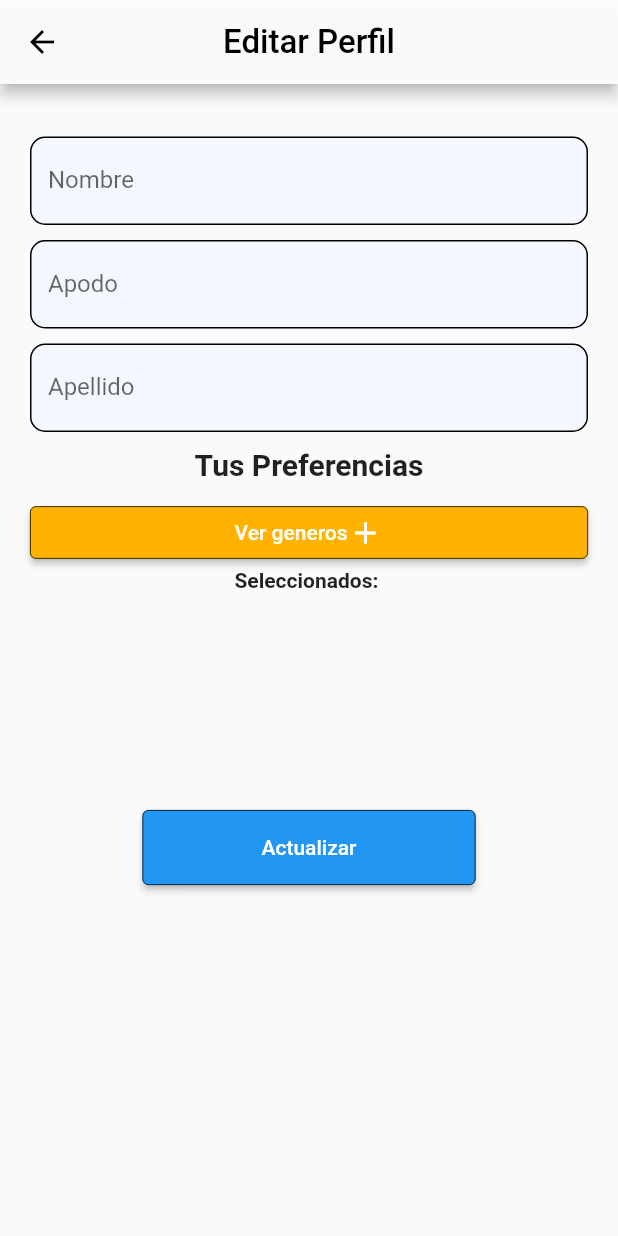
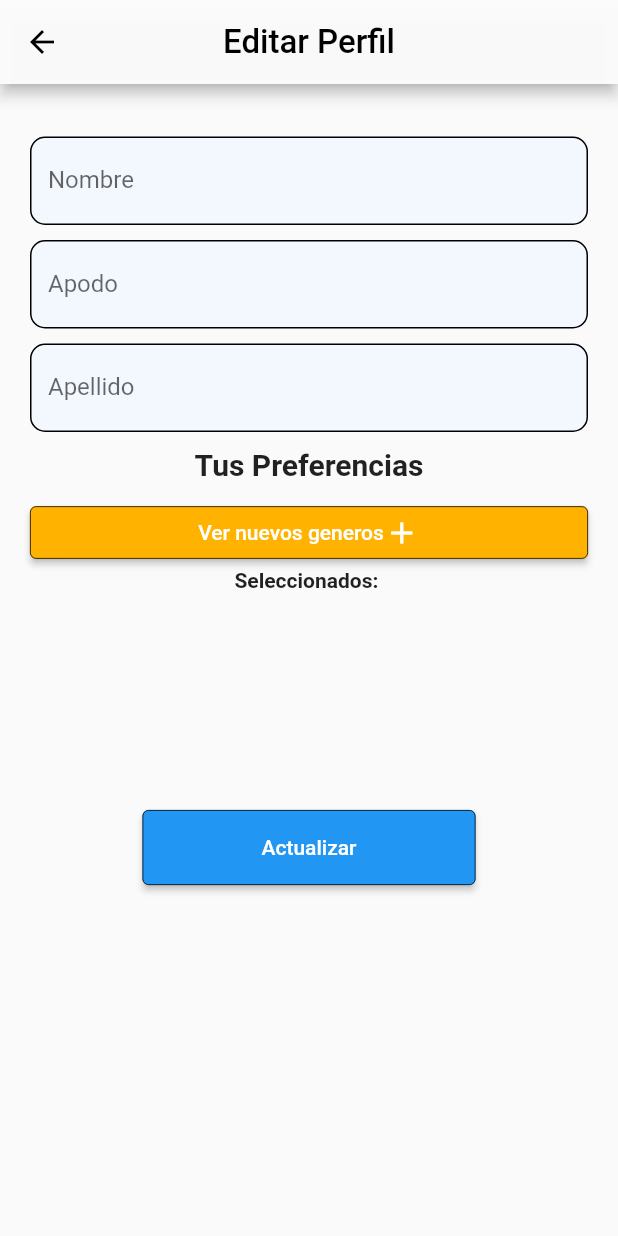
Before and after one commit to proyecto-II/ExchangeBooks-New, a Flutter app: the EditProfile screen opened by its route, on a phone screen of 412 x 824 dp. Run offline on Flutter 3.47's test engine with Material 2 defaults, Android fonts, the phone set to English and light mode, and no system bars; our stand-ins replace firebase_auth, firebase_core, flutter_dotenv, gap, google_nav_bar, google_sign_in and 1 more; missing offline and left inert: filter_list; accounts and stored records are empty; network calls fail; Roboto replaces fonts that are missing (Plus Jakarta Sans, Urbanist).

Commit message:
Se muestran solo los generos que el usuario no tiene guardados en su perfil

```diff
--- a/exchangebooks_ui/lib/views/profile/editprofile.dart
+++ b/exchangebooks_ui/lib/views/profile/editprofile.dart
@@ -207,6 +207,7 @@ class _EditState extends State<EditProfile> {
   //Si el usuario tiene ya tiene preferencias, entonces se muestran incluso si no ha entrado al Dialog de ver generos.
   Widget _preferences(BuildContext context) {
     final genres = Provider.of<GenreProvider>(context, listen: false);
+    preList = genres.genres!;
     if (selectedGenreList!.isEmpty) {
       preSelectedGenre = genres.genres!;
       return Padding(
@@ -286,13 +287,17 @@ class _EditState extends State<EditProfile> {
       ),
       child: Row(
         mainAxisAlignment: MainAxisAlignment.center,
-        children: const [Text('Ver generos'), Icon(Icons.add)],
+        children: const [Text('Ver nuevos generos'), Icon(Icons.add)],
       ),
     );
   }
 
   void openFilterDialog() async {
     final genres = Provider.of<GenreProvider>(context, listen: false);
+    //Se removera de la lista del Dialog los generos que el usuario ya tiene seleccionado
+    genreList.removeWhere(
+        (item) => genres.genres!.any((item2) => item.id == item2.id));
+
     await FilterListDialog.display<Genre>(
       context,
       listData: genreList,
@@ -312,9 +317,6 @@ class _EditState extends State<EditProfile> {
         return genre!.name!;
       },
       validateSelectedItem: (list, item) {
-        if (genres.genres!.isNotEmpty) {
-          const ChoiceChipThemeData(selectedBackgroundColor: Colors.blue);
-        }
         return list!.contains(item);
       },
       onItemSearch: (genre, query) {
```
